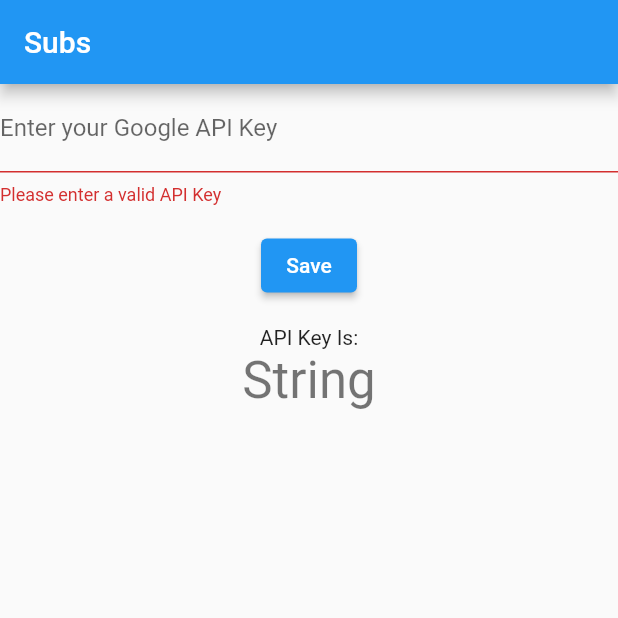
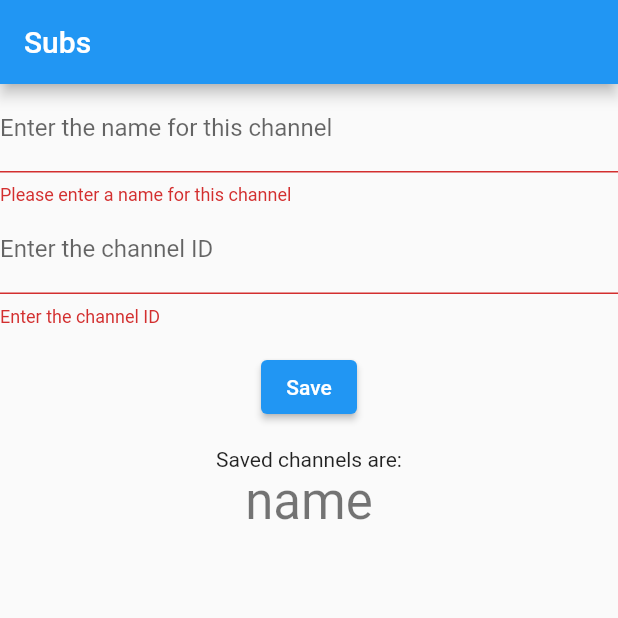
Before and after one commit to Tw33t3r/un-algorithm, a Flutter app: the screen it shows after launch, after a tap on "Save", on a phone screen of 412 x 824 dp, the top half of it. Run offline on Flutter 3.47's test engine with Material 2 defaults, Android fonts, the light colour scheme and no system bars; our stand-ins replace shared_preferences.

Commit message:
WIP: retire youtube API, use user implemented lists

```diff
--- a/lib/fetch.dart
+++ /dev/null
@@ -1,47 +0,0 @@
-import 'dart:convert';
-import 'dart:io';
-
-import 'package:http/http.dart' as http;
-import 'package:shared_preferences/shared_preferences.dart';
-
-Future<SubList> fetchSubList() async {
-  String? apiKey = '';
-  final prefs = await SharedPreferences.getInstance();
-  apiKey = prefs.getString('apikey');
-  if(apiKey == null){
-    //TODO Throw
-  }
-  final response = await http.get(
-    Uri.parse('https://youtube.googleapis.com/youtube/v3/playlistItems?part=snippet%2CcontentDetails%2Cstatus&playlistId=UUK8sQmJBp8GCxrOtXWBpyEA&key=[$apiKey]'),
-    // Send authorization headers to the backend.
-    headers: {
-      HttpHeaders.authorizationHeader: 'Bearer [$apiKey]',
-      HttpHeaders.acceptHeader: 'application/json',
-    },
-  );
-  final responseJson = jsonDecode(response.body);
-  print(apiKey);
-  print(response.body);
-  return responseJson;
-  //return SubList.fromJson(responseJson);
-}
-
-class SubList {
-  final int userId;
-  final int id;
-  final String title;
-
-  const SubList({
-    required this.userId,
-    required this.id,
-    required this.title,
-  });
-
-  factory SubList.fromJson(Map<String, dynamic> json) {
-    return SubList(
-      userId: json['userId'],
-      id: json['id'],
-      title: json['title'],
-    );
-  }
-}
--- /dev/null
+++ b/lib/sublist.dart
@@ -0,0 +1,18 @@
+class Sub {
+  final String channelId;
+  final String name;
+
+  const Sub({
+    required this.channelId,
+    required this.name,
+  });
+
+  Sub.fromJson(Map<String, dynamic> json)
+      : name = json['name'],
+        channelId = json['channelId'];
+
+  Map<String, dynamic> toJson() => {
+        'name': name,
+        'channelId': channelId,
+      };
+}
--- a/lib/subs.dart
+++ b/lib/subs.dart
@@ -1,4 +1,6 @@
-import 'package:YTFeed/fetch.dart';
+import 'dart:convert';
+
+import 'package:YTFeed/sublist.dart';
 import 'package:flutter/material.dart';
 import 'package:shared_preferences/shared_preferences.dart';
 
@@ -13,30 +15,46 @@ class SubPage extends StatefulWidget {
 
 class _SubsPageState extends State<SubPage> {
   final _formKey = GlobalKey<FormState>();
-  final _apiController = TextEditingController();
-  String _apiKey = '';
+  final _channelController = TextEditingController();
+  final _idController = TextEditingController();
+  List<Sub> _subList = [Sub(name: 'name', channelId: 'channelId')];
   int _last = 0;
+
+  //TODO To avoid needing to iterate over sublist on a simple insert should I create mapping and index list to save??
+  //    Will just implement the full iteration each time, but should check to see if it works otherwise
 
   @override
   void initState() {
     super.initState();
-    _loadApiKey();
+    _loadSubList();
     _loadLast();
-    fetchSubList();
   }
 
-  _loadApiKey() async {
+//TODO ugly code
+  _loadSubList() async {
     final prefs = await SharedPreferences.getInstance();
     setState(() {
-      _apiKey = (prefs.getString('apikey') ?? 'String');
+      var unparsedSubList = (prefs.getStringList('subList'));
+      if (unparsedSubList == null) {
+        //TODO Null check
+      } else {
+        List<Sub> newSubList = [];
+        for (var sub in unparsedSubList) {
+          Map<String, dynamic> subMap = jsonDecode(sub);
+          newSubList.add(Sub.fromJson(subMap));
+        }
+        _subList = newSubList;
+      }
     });
   }
 
-  _setApiKey(String key) async {
+  _addToSubList(String newName, String newChannelId) async {
     final prefs = await SharedPreferences.getInstance();
     setState(() {
-      prefs.setString('apikey', key);
-      _apiKey = key;
+      Sub newSub = Sub(name: newName, channelId: newChannelId);
+      _subList.add(newSub);
+      var newSubListJson = json.encode(_subList);
+      prefs.setString('subList', newSubListJson);
     });
   }
 
@@ -68,12 +86,25 @@ class _SubsPageState extends State<SubPage> {
             TextFormField(
               decoration: const InputDecoration(
                 border: UnderlineInputBorder(),
-                labelText: 'Enter your Google API Key',
+                labelText: 'Enter the name for this channel',
               ),
-              controller: _apiController,
+              controller: _channelController,
               validator: (value) {
                 if (value == null || value.isEmpty) {
-                  return 'Please enter a valid API Key';
+                  return 'Please enter a name for this channel';
+                }
+                return null;
+              },
+            ),
+            TextFormField(
+              decoration: const InputDecoration(
+                border: UnderlineInputBorder(),
+                labelText: 'Enter the channel ID',
+              ),
+              controller: _idController,
+              validator: (value) {
+                if (value == null || value.isEmpty) {
+                  return 'Enter the channel ID';
                 }
                 return null;
               },
@@ -83,9 +114,9 @@ class _SubsPageState extends State<SubPage> {
               child: ElevatedButton(
                 onPressed: () {
                   if (_formKey.currentState!.validate()) {
-                    _setApiKey(_apiController.text);
+                    _addToSubList(_channelController.text, _idController.text);
                     ScaffoldMessenger.of(context).showSnackBar(
-                      const SnackBar(content: Text('Saved API Key')),
+                      const SnackBar(content: Text('Saved Channel')),
                     );
                   }
                 },
@@ -93,10 +124,10 @@ class _SubsPageState extends State<SubPage> {
               ),
             ),
             const Text(
-              'API Key Is:',
+              'Saved channels are:',
             ),
             Text(
-              _apiKey,
+              _subList[0].name,
               style: Theme.of(context).textTheme.headline4,
             ),
           ],
```
